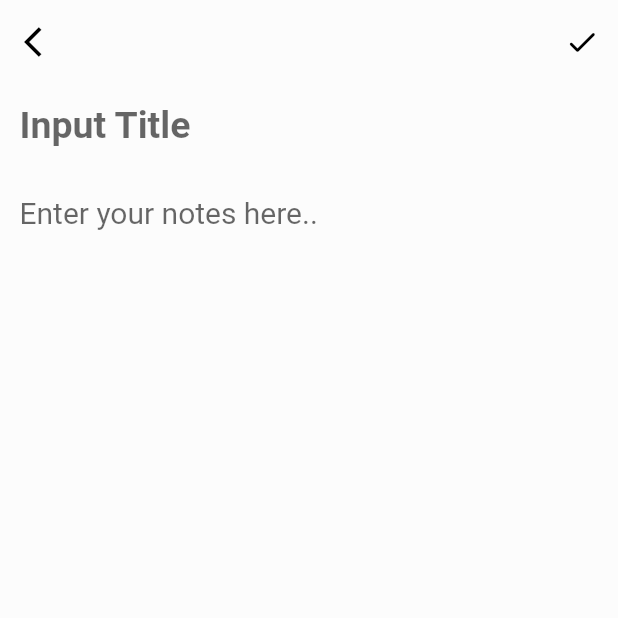
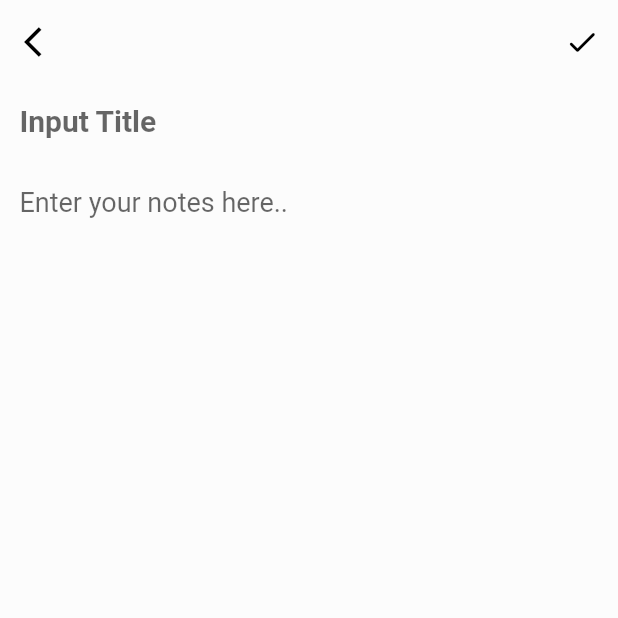
Before and after one commit to i-ampraveen/note_app_dark_light, a Flutter app: the screen it shows after launch, after a tap on the "add" icon, on a phone screen of 412 x 824 dp, the top half of it. Run offline on Flutter 3.47's test engine with Material 2 defaults, Android fonts, the phone set to English and light mode, and no system bars; our stand-ins replace sqflite, toast; accounts and stored records are empty.

Commit message:
Change in font size.

```diff
--- a/lib/constants/classes.dart
+++ b/lib/constants/classes.dart
@@ -122,8 +122,8 @@ class FAB extends StatelessWidget {
   @override
   Widget build(BuildContext context) {
     return Container(
-      height: 80.0,
-      width: 80.0,
+      height: 60.0,
+      width: 60.0,
       child: FittedBox(
         child: FloatingActionButton(
           onPressed: whatToDo,
--- a/lib/constants/methods.dart
+++ b/lib/constants/methods.dart
@@ -13,7 +13,7 @@ TextStyle hMainTextStyle = TextStyle(
 );
 
 TextStyle bTextStyle = TextStyle(
-  fontSize: 20.0,
+  fontSize: 18.0,
   color: Colors.black,
 );
 
@@ -25,7 +25,7 @@ TextStyle hListTextStyle = TextStyle(
 
 TextStyle hEditPageTextStyle = TextStyle(
   fontWeight: FontWeight.bold,
-  fontSize: 25.0,
+  fontSize: 20.0,
   color: Colors.black,
 );
 
--- a/pubspec.yaml
+++ b/pubspec.yaml
@@ -14,9 +14,6 @@ dependencies:
   flutter:
     sdk: flutter
 
-
-  # The following adds the Cupertino Icons font to your application.
-  # Use with the CupertinoIcons class for iOS style icons.
   cupertino_icons: ^1.0.2
   sqflite: ^2.0.0+4
   path: ^1.8.0
```
